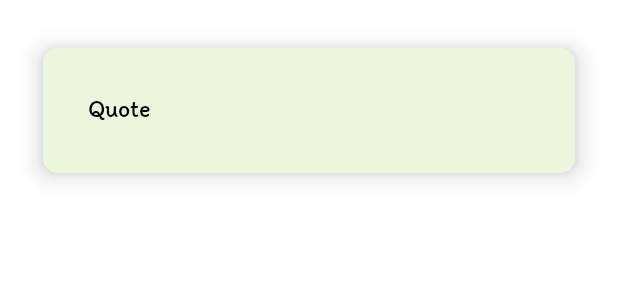
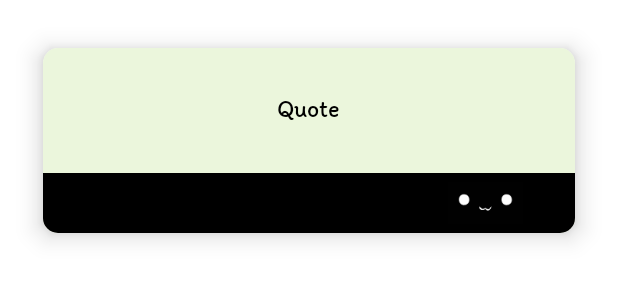
Before and after one commit to PrajwalG7/Anime, an Android app: the layout anime_quotes_card.xml on its own in the app's theme, with its tools: preview values and no code run, on a phone screen of 412 x 824 dp. Shown: the top 300 px of the screen. Run offline under Robolectric (Android 15) with nearby library versions, the phone set to English and light mode, and no system bars.

Commit message:
minor layout changes

```diff
--- a/app/src/main/res/layout/anime_quotes_card.xml
+++ b/app/src/main/res/layout/anime_quotes_card.xml
@@ -13,21 +13,37 @@
 
     <LinearLayout
         android:layout_width="match_parent"
-        android:layout_height="match_parent"
-        android:orientation="vertical"
+        android:layout_height="wrap_content"
+
         android:background="@color/splashshade"
-        >
+        android:orientation="vertical">
+
         <TextView
             android:id="@+id/anime_titles"
+            android:layout_width="wrap_content"
+            android:layout_height="wrap_content"
+            android:layout_gravity="center"
+            android:fontFamily="@font/itim"
+            android:padding="30dp"
+            android:text="Quote"
+
+            android:textColor="@color/black"
+            android:textSize="16sp" />
+
+        <LinearLayout
             android:layout_width="match_parent"
             android:layout_height="wrap_content"
-            android:text="Quote"
-            android:textColor="@color/black"
-            android:textSize="16sp"
-            android:padding="30dp"
+            android:background="@color/black"
+            android:orientation="horizontal">
 
-            android:fontFamily="@font/itim"
-            android:layout_gravity="center"/>
+            <ImageView
+                android:layout_width="50dp"
+                android:layout_height="40dp"
+                android:src="@drawable/ic_anime_logo"
+                android:layout_marginStart="270dp"/>
+        </LinearLayout>
+
+
 
     </LinearLayout>
 
```
